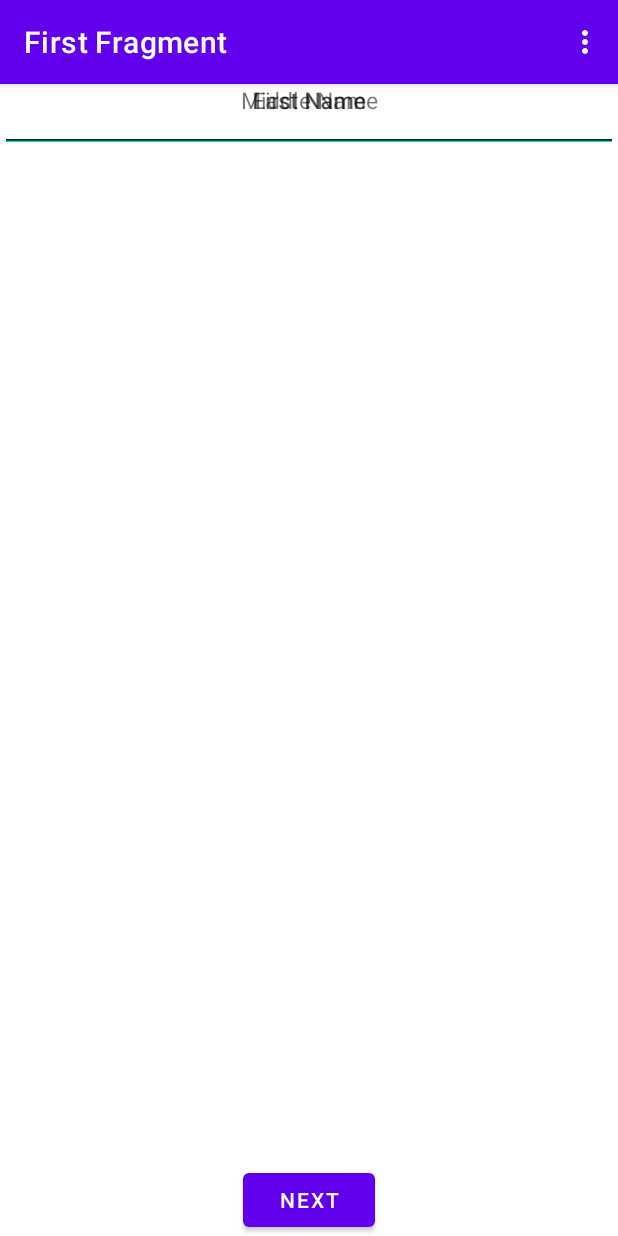
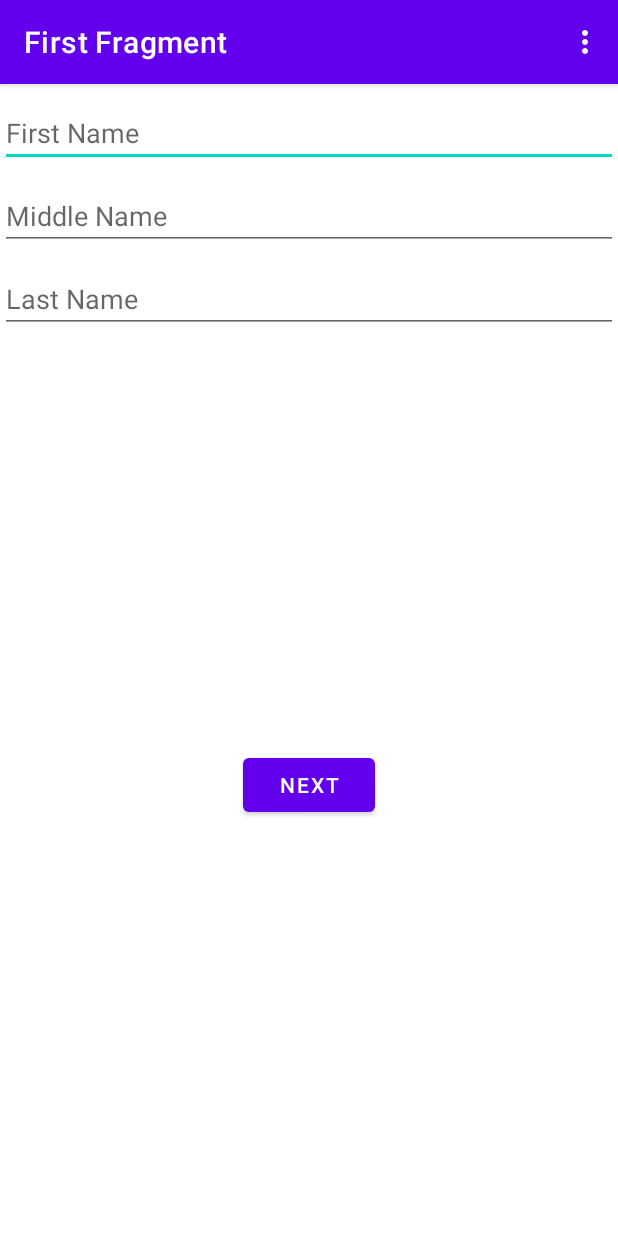
Before and after one commit to NateLanza/4530_App1, an Android app: the screen it shows after launch (MainActivity), on a phone screen of 412 x 824 dp. Run offline under Robolectric (Android 15) with nearby library versions, the phone set to English and light mode, and no system bars; our stand-ins replace navigation-ui.

Commit message:
Got the edittexts position right, now to add functionality

```diff
--- a/app/src/main/java/com/example/app1/FirstFragment.kt
+++ b/app/src/main/java/com/example/app1/FirstFragment.kt
@@ -32,7 +32,7 @@ class FirstFragment : Fragment() {
     override fun onViewCreated(view: View, savedInstanceState: Bundle?) {
         super.onViewCreated(view, savedInstanceState)
 
-        binding.buttonFirst.setOnClickListener {
+        binding.nextButton.setOnClickListener {
             findNavController().navigate(R.id.action_FirstFragment_to_SecondFragment)
         }
     }
--- a/app/src/main/java/com/example/app1/MainActivity.kt
+++ b/app/src/main/java/com/example/app1/MainActivity.kt
@@ -28,10 +28,6 @@ class MainActivity : AppCompatActivity() {
         appBarConfiguration = AppBarConfiguration(navController.graph)
         setupActionBarWithNavController(navController, appBarConfiguration)
 
-        binding.fab.setOnClickListener { view ->
-            Snackbar.make(view, "Replace with your own action", Snackbar.LENGTH_LONG)
-                .setAction("Action", null).show()
-        }
     }
 
     override fun onCreateOptionsMenu(menu: Menu): Boolean {
--- a/app/src/main/res/layout/fragment_first.xml
+++ b/app/src/main/res/layout/fragment_first.xml
@@ -6,70 +6,40 @@
     android:layout_height="match_parent"
     tools:context=".FirstFragment">
 
-    <TextView
-        android:id="@+id/firstNameLabel"
-        android:layout_width="wrap_content"
-        android:layout_height="wrap_content"
-        android:text="First Name"
-        android:textSize="15sp"
-        app:layout_constraintBottom_toTopOf="@id/firstName"
-        app:layout_constraintEnd_toEndOf="parent"
-        app:layout_constraintStart_toStartOf="parent"
-        app:layout_constraintTop_toTopOf="parent" />
-
     <EditText
         android:id="@+id/firstName"
         android:layout_width="match_parent"
         android:layout_height="wrap_content"
+        android:hint="First Name"
         android:inputType="text"
-        android:layout_constraintBottom_toTopOf="@id/middleNameLabel"
-        android:layout_constraintTop_toBottomOf="@id/firstNameLabel"
-         />
-
-    <TextView
-        android:id="@+id/middleNameLabel"
-        android:layout_width="wrap_content"
-        android:layout_height="wrap_content"
-        android:text="Middle Name"
-        android:textSize="15sp"
-        app:layout_constraintBottom_toTopOf="@id/middleName"
-        app:layout_constraintEnd_toEndOf="parent"
-        app:layout_constraintStart_toStartOf="parent"
-        app:layout_constraintTop_toBottomOf="@+id/firstName" />
+        android:layout_marginTop="10dp"
+        app:layout_constraintTop_toTopOf="parent"
+        tools:layout_editor_absoluteX="16dp" />
 
     <EditText
         android:id="@+id/middleName"
         android:layout_width="match_parent"
         android:layout_height="wrap_content"
+        android:hint="Middle Name"
+        android:layout_marginTop="10dp"
         android:inputType="text"
-        android:layout_constraintBottom_toTopOf="@id/lastNameLabel"
-        android:layout_constraintTop_toBottomOf="@id/middleNameLabel"
-         />
-
-    <TextView
-        android:id="@+id/lastNameLabel"
-        android:layout_width="wrap_content"
-        android:layout_height="wrap_content"
-        android:text="Last Name"
-        android:textSize="15sp"
-        app:layout_constraintBottom_toTopOf="@id/lastName"
-        app:layout_constraintEnd_toEndOf="parent"
-        app:layout_constraintStart_toStartOf="parent"
-        app:layout_constraintTop_toBottomOf="@+id/middleName"
-        />
+        app:layout_constraintTop_toBottomOf="@+id/firstName"
+        tools:layout_editor_absoluteX="0dp" />
 
     <EditText
         android:id="@+id/lastName"
         android:layout_width="match_parent"
         android:layout_height="wrap_content"
+        android:hint="Last Name"
         android:inputType="text"
-        android:layout_constraintTop_toBottomOf="@+id/lastNameLabel"
+        android:layout_marginTop="10dp"
         app:layout_constraintEnd_toEndOf="parent"
+        app:layout_constraintHorizontal_bias="0.0"
         app:layout_constraintStart_toStartOf="parent"
-        />
+        app:layout_constraintTop_toBottomOf="@+id/middleName" />
 
     <Button
-        android:id="@+id/button_first"
+        android:id="@+id/nextButton"
         android:layout_width="wrap_content"
         android:layout_height="wrap_content"
         android:text="@string/next"
```
